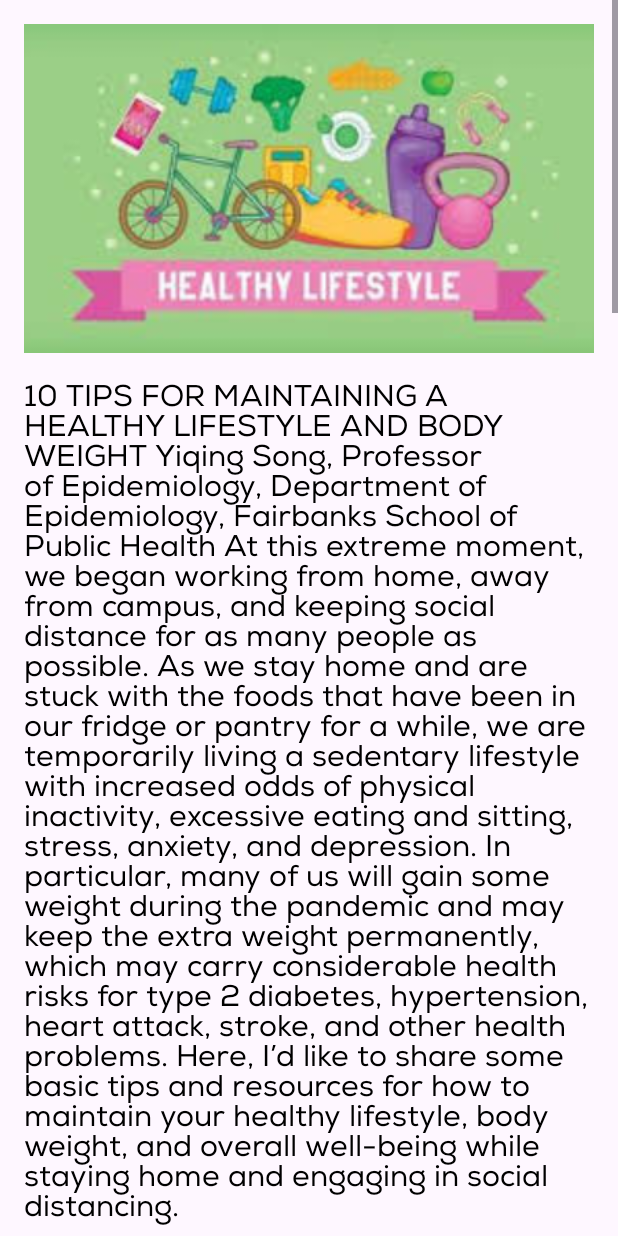
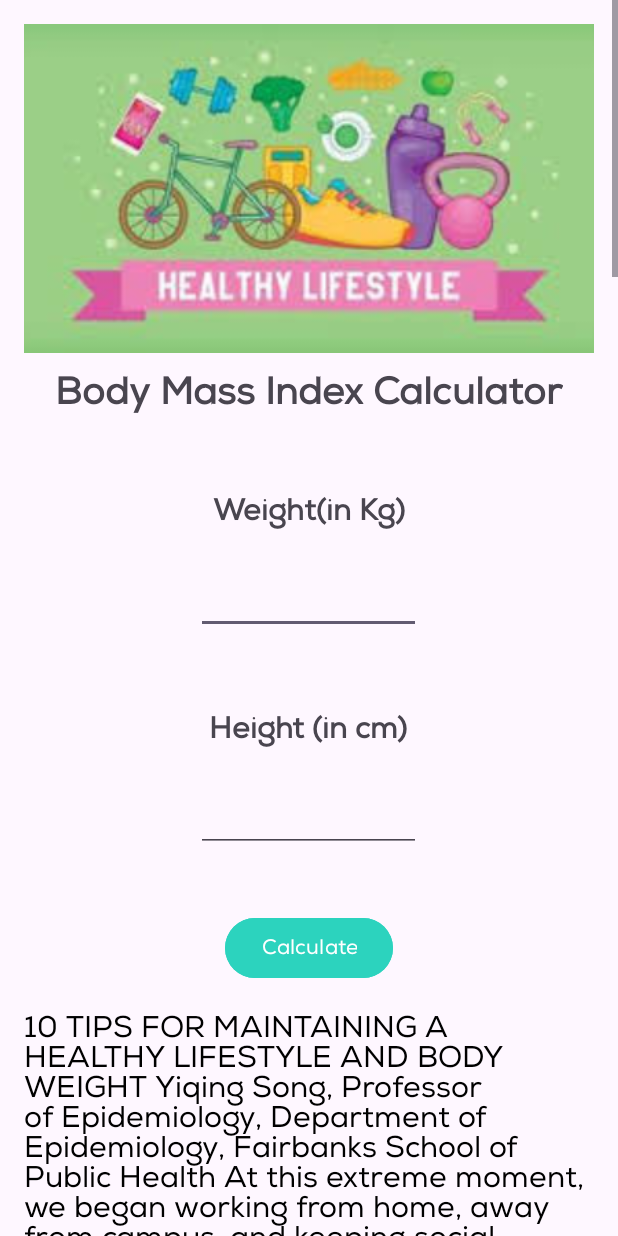
Before and after one commit to Mashiat12/PillCare, an Android app: the health screen opened directly, with no data from a screen before it, on a phone screen of 412 x 824 dp. Run offline under Robolectric (Android 15) with nearby library versions, the phone set to English and light mode, and no system bars.

Commit message:
main page r bmi

```diff
--- a/app/src/main/java/com/example/medialert/health.java
+++ b/app/src/main/java/com/example/medialert/health.java
@@ -3,11 +3,19 @@ package com.example.medialert;
 import androidx.appcompat.app.AppCompatActivity;
 
 import android.os.Bundle;
+import android.view.View;
+import android.widget.Button;
+import android.widget.EditText;
 import android.widget.ImageView;
 import android.widget.TextView;
+import android.widget.Toast;
+
 
 public class health extends AppCompatActivity {
-
+        EditText etHeight;
+        EditText etWeight;
+        TextView bmi ,status , bmi_tv;
+        Button ReCalculate,calculate_btn;
 
 
         @Override
@@ -22,5 +30,79 @@ public class health extends AppCompatActivity {
 
             String healthArticle = getString(R.string.health_article_content);
             articleTextView.setText(healthArticle);
+
+            // Initialize etHeight EditText
+            etHeight = findViewById(R.id.etHeight);
+            etWeight = findViewById(R.id.etWeight);
+            bmi = findViewById(R.id.bmi);
+            status = findViewById(R.id.status);
+            ReCalculate = findViewById(R.id.ReCalculate) ;
+            bmi_tv = findViewById(R.id.bmi_tv);
+            calculate_btn = findViewById(R.id.calculate_btn);
+
+
+            findViewById(R.id.calculate_btn).setOnClickListener(new View.OnClickListener() {
+                @Override
+                public void onClick(View view) {
+                    Toast.makeText(health.this, "something clicked", Toast.LENGTH_SHORT).show();
+
+
+                    String heightStr = etHeight.getText().toString();
+                    String weightStr = etWeight.getText().toString();
+
+                    if (!heightStr.isEmpty() && !weightStr.isEmpty()) {
+                        int height = Integer.parseInt(heightStr);
+                        int weight = Integer.parseInt(weightStr);
+
+                        float BMI = calculateBMI(height, weight);
+
+                        bmi.setText(String.valueOf(BMI));
+                        bmi.setVisibility(View.VISIBLE);
+
+                        Toast.makeText(health.this, String.valueOf(BMI) , Toast.LENGTH_SHORT).show();
+
+                        if (BMI < 18.5) {
+                            status.setText("Under Weight");
+                        } else if (BMI >= 18.5 && BMI < 24.9) {
+                            status.setText("Healthy");
+                        } else if (BMI >= 24.9 && BMI < 30) {
+                            status.setText("Overweight");
+                        } else if (BMI >= 30) {
+                            status.setText("Suffering from Obesity");
+                        }
+                        bmi_tv.setVisibility(View.VISIBLE);
+                        status.setVisibility(View.VISIBLE);
+
+                        ReCalculate.setVisibility(View.VISIBLE);
+                        calculate_btn.setVisibility(View.GONE);
+                    } else {
+                        Toast.makeText(health.this, "please enter the valid height and weight", Toast.LENGTH_SHORT).show();
+                    }
+
+                }
+            });
+
+            findViewById(R.id.ReCalculate).setOnClickListener(new View.OnClickListener() {
+                @Override
+                public void onClick(View v) {
+                    ResetEverything();
+                }
+            });
+
+
         }
+    private void ResetEverything() {
+        calculate_btn.setVisibility(View.VISIBLE);
+        ReCalculate.setVisibility(View.GONE);
+
+        etHeight.getText().clear();
+        etWeight.getText().clear();
+        status.setText(" ");
+        bmi.setText(" ");
+        bmi_tv.setVisibility(View.GONE);
     }
+    private float calculateBMI(int height, int weight) {
+        float Height_in_metre = (float) height / 100;
+        return weight / (Height_in_metre * Height_in_metre);
+    }
+    }
--- a/app/src/main/res/layout/activity_health.xml
+++ b/app/src/main/res/layout/activity_health.xml
@@ -25,6 +25,108 @@
                     android:src="@drawable/health_image" />
 
                 <TextView
+                    android:layout_width="wrap_content"
+                    android:layout_height="wrap_content"
+                    android:layout_gravity="center_horizontal"
+                    android:layout_marginTop="10dp"
+                    android:text="Body Mass Index Calculator"
+                    android:textSize="25sp"
+                    android:textStyle="bold" />
+
+                <TextView
+                    android:layout_width="wrap_content"
+                    android:layout_height="wrap_content"
+                    android:layout_gravity="center_horizontal"
+                    android:layout_marginTop="50dp"
+                    android:text="Weight(in Kg)"
+                    android:textSize="20dp"
+                    android:textStyle="bold"
+                    app:layout_constraintBottom_toBottomOf="parent"
+                    app:layout_constraintLeft_toLeftOf="parent"
+                    app:layout_constraintRight_toRightOf="parent"
+                    app:layout_constraintTop_toTopOf="parent"
+                    app:layout_constraintVertical_bias="0.292" />
+
+                <EditText
+                    android:id="@+id/etWeight"
+                    android:layout_width="150dp"
+                    android:layout_height="50dp"
+                    android:layout_gravity="center_horizontal"
+                    android:layout_marginTop="20dp" />
+
+                <TextView
+                    android:layout_width="wrap_content"
+                    android:layout_height="wrap_content"
+                    android:layout_gravity="center_horizontal"
+                    android:layout_marginTop="50dp"
+                    android:text="Height (in cm)"
+                    android:textSize="20dp"
+                    android:textStyle="bold"
+                    app:layout_constraintBottom_toBottomOf="parent"
+                    app:layout_constraintLeft_toLeftOf="parent"
+                    app:layout_constraintRight_toRightOf="parent"
+                    app:layout_constraintTop_toTopOf="parent"
+                    app:layout_constraintVertical_bias="0.292" />
+
+                <EditText
+                    android:id="@+id/etHeight"
+                    android:layout_width="150dp"
+                    android:layout_height="50dp"
+                    android:layout_gravity="center_horizontal"
+                    android:layout_marginTop="20dp"
+                    android:textSize="20dp" />
+
+                <Button
+                    android:id="@+id/calculate_btn"
+                    android:layout_width="wrap_content"
+                    android:layout_height="wrap_content"
+                    android:layout_gravity="center_horizontal"
+                    android:layout_marginTop="40dp"
+                    android:backgroundTint="#2CD3BE"
+                    android:text="Calculate" />
+
+                <TextView
+                    android:id="@+id/bmi_tv"
+                    android:layout_width="wrap_content"
+                    android:layout_height="wrap_content"
+                    android:layout_gravity="center_horizontal"
+                    android:layout_marginTop="20dp"
+                    android:text="The BMI is "
+                    android:textSize="20dp"
+                    android:visibility="gone" />
+
+                <TextView
+                    android:id="@+id/bmi"
+                    android:layout_width="wrap_content"
+                    android:layout_height="wrap_content"
+                    android:layout_gravity="center_horizontal"
+                    android:layout_marginTop="20dp"
+                    android:text="BMI"
+                    android:textSize="20dp"
+                    android:visibility="gone" />
+
+                <TextView
+                    android:id="@+id/status"
+                    android:layout_width="wrap_content"
+                    android:layout_height="wrap_content"
+                    android:layout_gravity="center_horizontal"
+                    android:layout_marginTop="20dp"
+                    android:text="Status"
+                    android:textSize="20dp"
+                    android:textStyle="bold"
+                    android:visibility="gone" />
+
+                <Button
+                    android:id="@+id/ReCalculate"
+                    android:layout_width="wrap_content"
+                    android:layout_height="wrap_content"
+                    android:layout_gravity="center_horizontal"
+                    android:layout_marginTop="20dp"
+                    android:backgroundTint="#EAA268"
+                    android:text="Recalculate"
+                    android:visibility="gone" />
+
+                <TextView
                     android:id="@+id/articleTextView"
                     android:layout_width="match_parent"
                     android:layout_height="match_parent"
```
Also changed, not shown: app/src/main/res/layout/activity_home.xml (+115 -108 lines).
